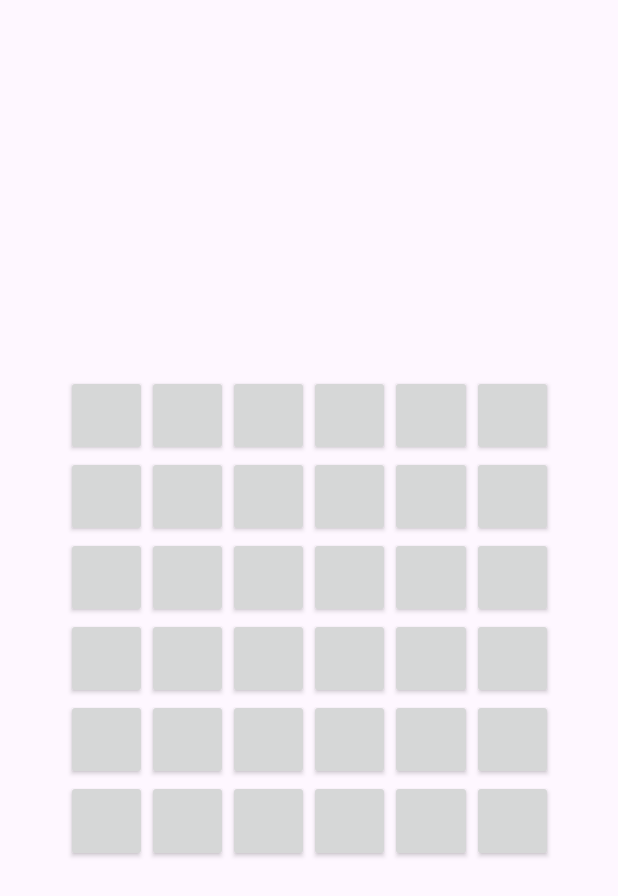
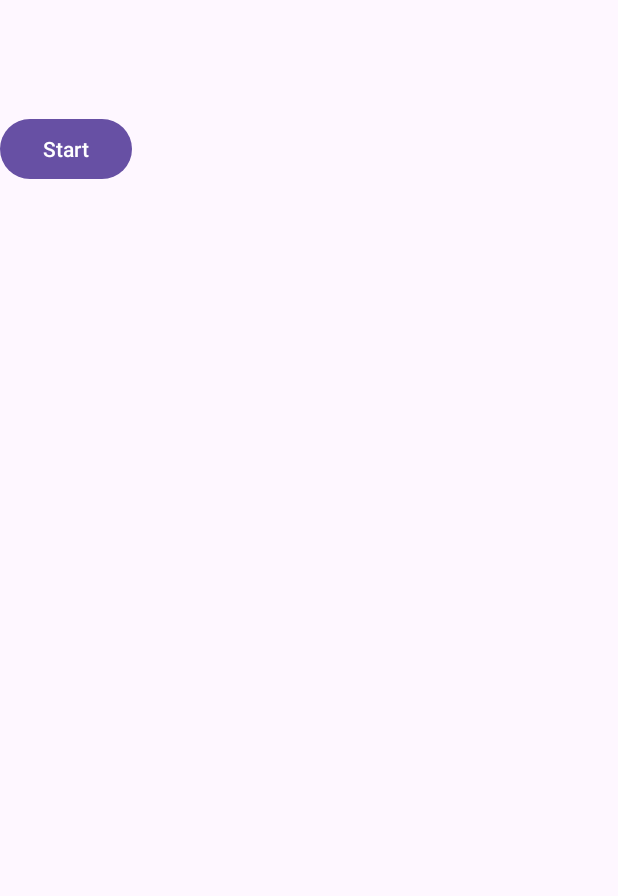
Before and after one commit to Ivan-Abr/Minesweeper_Android, an Android app: the screen it shows after launch (FieldActivity before the commit, MainActivity after it), on a phone screen of 412 x 824 dp. Shown: the top 896 px of the screen. Run offline under Robolectric (Android 15) with nearby library versions, the phone set to English and light mode, and no system bars.

Commit message:
MA - Переход на поле по кнопке

```diff
--- a/app/src/main/java/com/example/minesweeper/MainActivity.kt
+++ b/app/src/main/java/com/example/minesweeper/MainActivity.kt
@@ -3,15 +3,20 @@ package com.example.minesweeper
 import android.content.Intent
 import android.os.Bundle
 import android.widget.Button
-import android.widget.GridLayout
 import androidx.appcompat.app.AppCompatActivity
+
 
 class MainActivity : AppCompatActivity() {
 
     override fun onCreate(savedInstanceState: Bundle?) {
         super.onCreate(savedInstanceState)
         setContentView(R.layout.activity_main)
-        getToFieldActivity()
+
+        val button1: Button = findViewById(R.id.button1)
+
+        button1.setOnClickListener {
+            getToFieldActivity()
+        }
     }
 
     private fun getToFieldActivity(){
--- a/app/src/main/res/layout/activity_main.xml
+++ b/app/src/main/res/layout/activity_main.xml
@@ -1,11 +1,32 @@
 <?xml version="1.0" encoding="utf-8"?>
-<GridLayout
-    xmlns:android="http://schemas.android.com/apk/res/android"
-    android:id="@+id/gridLayout"
+<LinearLayout xmlns:android="http://schemas.android.com/apk/res/android"
+    xmlns:tools="http://schemas.android.com/tools"
     android:layout_width="match_parent"
     android:layout_height="match_parent"
-    android:padding="16dp"
-    android:columnCount="5"
-    android:rowCount="5"
-    android:alignmentMode="alignMargins"
-    android:useDefaultMargins="true"/>
+    android:orientation="vertical"
+    tools:context=".MainActivity">
+
+    <TextView
+        android:id="@+id/Ltext"
+        android:layout_width="wrap_content"
+        android:layout_height="wrap_content"
+        android:text=""
+        />
+
+
+    <!--    Худший вариант-->
+    <!--    <Button-->
+    <!--        android:layout_width="wrap_content"-->
+    <!--        android:layout_height="wrap_content"-->
+    <!--        android:onClick="myMethod"-->
+    <!--        android:text="@string/button1" />-->
+
+    <Button
+        android:layout_width="wrap_content"
+        android:layout_height="wrap_content"
+        android:text="Start"
+        android:id="@+id/button1"
+        android:layout_marginTop="56dp"
+        />
+
+</LinearLayout>
```
